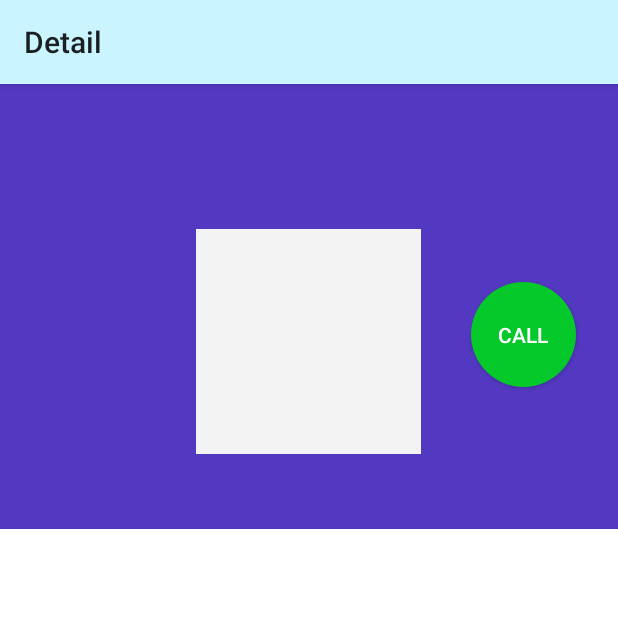
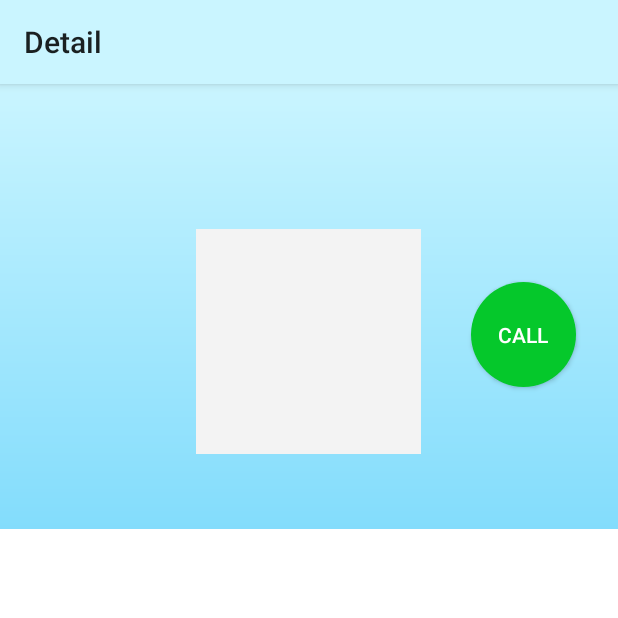
Before and after one commit to NoiceDaNoice/IKM-Masa-Depan, an Android app: the DetailActivity screen opened directly, with no data from a screen before it, on a phone screen of 412 x 824 dp, the top half of it. Run offline under Robolectric (Android 15) with nearby library versions, the phone set to English and light mode, and no system bars; our stand-ins replace CircleImageView, Firebase (no records; nobody signed in at launch, a user with empty details on screens opened directly); 1 statement that could not run was skipped.

Commit message:
Background change

```diff
--- a/app/src/main/res/layout/activity_detail.xml
+++ b/app/src/main/res/layout/activity_detail.xml
@@ -4,7 +4,7 @@
     xmlns:tools="http://schemas.android.com/tools"
     android:layout_width="match_parent"
     android:layout_height="match_parent"
-    android:background="@drawable/detail"
+    android:background="@drawable/gradient_one"
     android:elevation="10dp"
     tools:context=".ui.detail.DetailActivity">
 
@@ -14,7 +14,7 @@
         android:layout_height="wrap_content"
         android:layout_marginTop="24dp"
         android:text="Company Name"
-        android:textColor="@color/white"
+        android:textColor="@color/black"
         android:textSize="25sp"
         android:textStyle="bold"
         app:layout_constraintEnd_toEndOf="parent"
@@ -29,7 +29,7 @@
         android:layout_height="wrap_content"
         android:layout_marginTop="4dp"
         android:text="Category"
-        android:textColor="@color/white"
+        android:textColor="@color/black"
         android:textSize="16sp"
         app:layout_constraintEnd_toEndOf="parent"
         app:layout_constraintHorizontal_bias="0.498"
@@ -53,7 +53,7 @@
         android:layout_height="wrap_content"
         android:layout_marginTop="8dp"
         android:text="Email"
-        android:textColor="@color/white"
+        android:textColor="@color/black"
         android:textSize="16sp"
         app:layout_constraintEnd_toEndOf="parent"
         app:layout_constraintHorizontal_bias="0.498"
```
